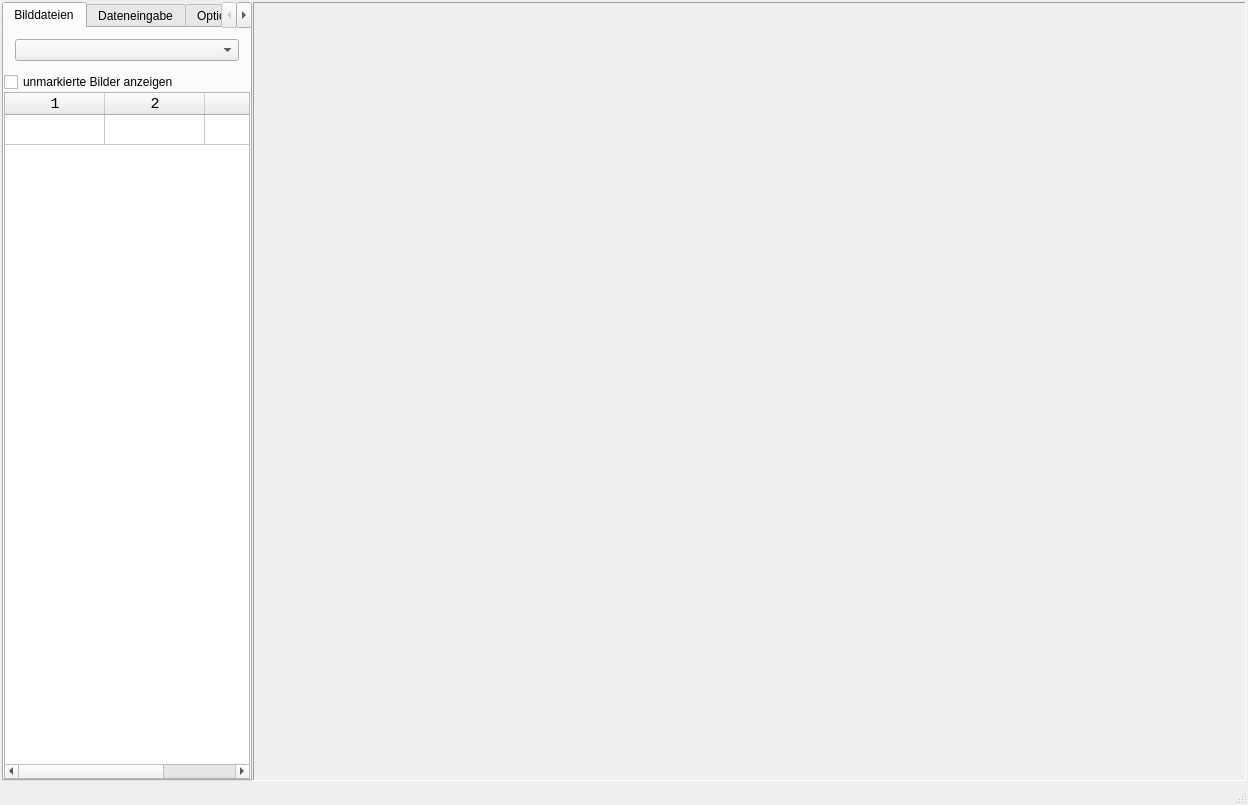
First picture: the form in census-tool/ui/mainwindow.ui, repository ifaoe/daisi-gui, before the edit.
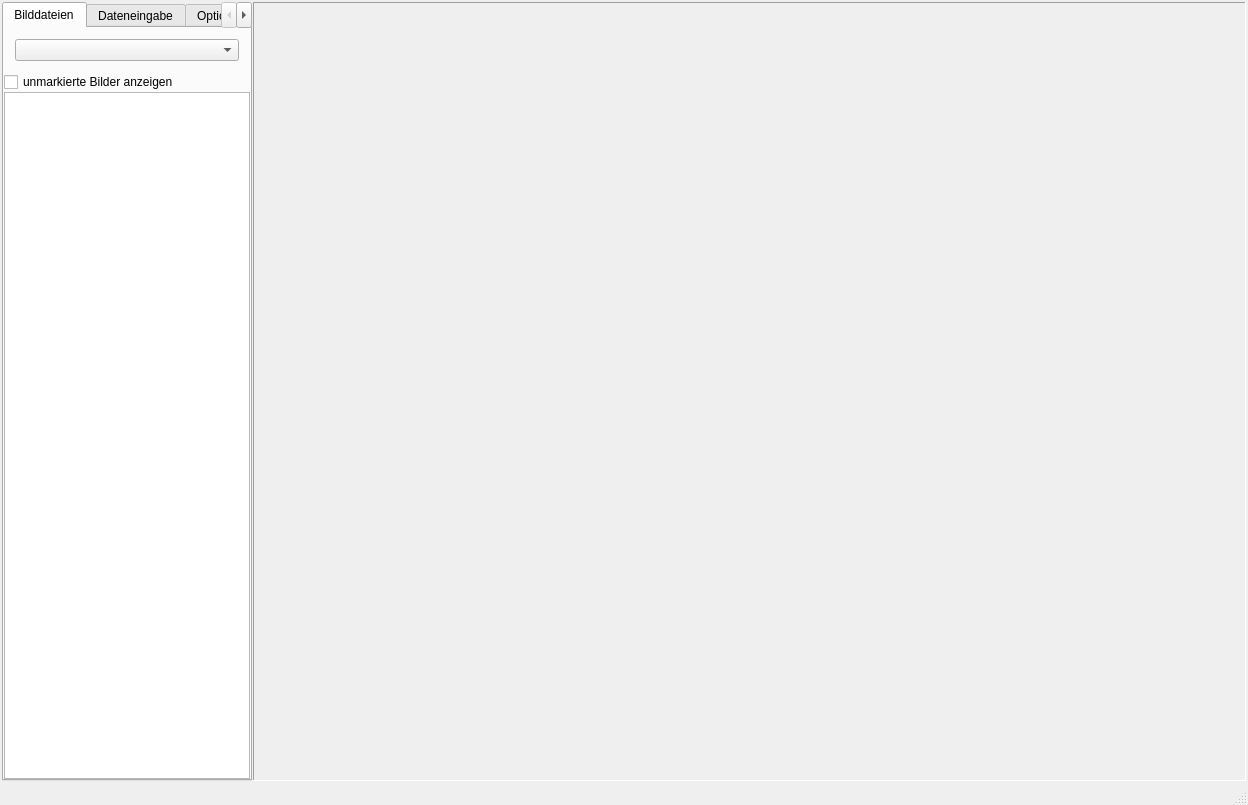
Second picture: the form after the edit. The open tabs and pages were chosen to show the change. Icons and pictures are not drawn. Custom widgets are drawn as their Qt base class.

What changed in the file:
```diff
--- a/census-tool/ui/mainwindow.ui
+++ b/census-tool/ui/mainwindow.ui
@@ -209,7 +209,7 @@
                   </widget>
                  </item>
                  <item>
-                  <widget class="QFrozenRowTableWidget" name="image_table">
+                  <widget class="QTableView" name="image_table">
                    <property name="font">
                     <font>
                      <family>Courier New</family>
@@ -225,28 +225,12 @@
                    <property name="gridStyle">
                     <enum>Qt::SolidLine</enum>
                    </property>
-                   <property name="rowCount">
-                    <number>1</number>
-                   </property>
-                   <property name="columnCount">
-                    <number>3</number>
-                   </property>
-                   <attribute name="horizontalHeaderVisible">
-                    <bool>true</bool>
-                   </attribute>
-                   <attribute name="horizontalHeaderShowSortIndicator" stdset="0">
-                    <bool>false</bool>
-                   </attribute>
                    <attribute name="horizontalHeaderStretchLastSection">
                     <bool>true</bool>
                    </attribute>
                    <attribute name="verticalHeaderVisible">
                     <bool>false</bool>
                    </attribute>
-                   <row/>
-                   <column/>
-                   <column/>
-                   <column/>
                   </widget>
                  </item>
                 </layout>
@@ -941,13 +925,6 @@
   <widget class="QStatusBar" name="statusBar"/>
  </widget>
  <layoutdefault spacing="6" margin="11"/>
- <customwidgets>
-  <customwidget>
-   <class>QFrozenRowTableWidget</class>
-   <extends>QTableWidget</extends>
-   <header>../libs/QFrozenRowTableWidget.h</header>
-  </customwidget>
- </customwidgets>
  <resources/>
  <connections/>
  <buttongroups>
```
Left out of the diff: 19 changed lines with no effect on the pictures.
